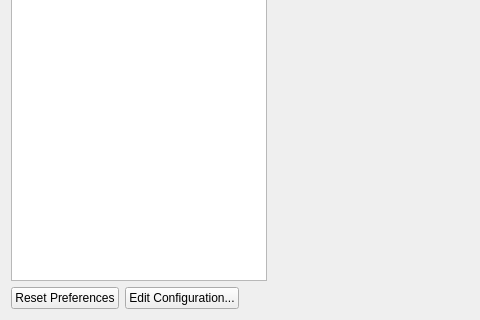
Above: Dialogs/DlgPreferences.ui from ma7t3/ScheduleMaster before the change; both pictures show x 0 to 480 and y 280 to 600 of the 1000 by 600 pixel window. Below: the same form after it.
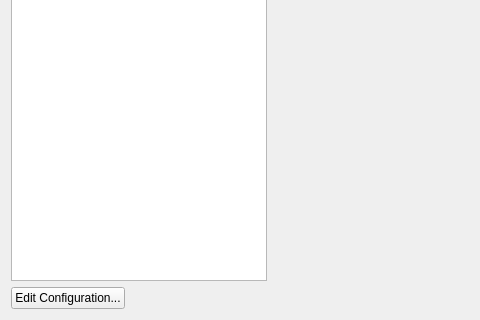
That is the form after the change.

Commit message: Add Preferences home page

Diff of the .ui file:
```diff
--- a/Dialogs/DlgPreferences.ui
+++ b/Dialogs/DlgPreferences.ui
@@ -86,13 +86,6 @@
    </item>
    <item>
     <layout class="QHBoxLayout" name="horizontalLayout_2">
-     <item>
-      <widget class="QPushButton" name="pbReset">
-       <property name="text">
-        <string>Reset Preferences</string>
-       </property>
-      </widget>
-     </item>
      <item>
       <widget class="QPushButton" name="pbConfigEditor">
        <property name="text">
```
The commit also changes 8 other files.
